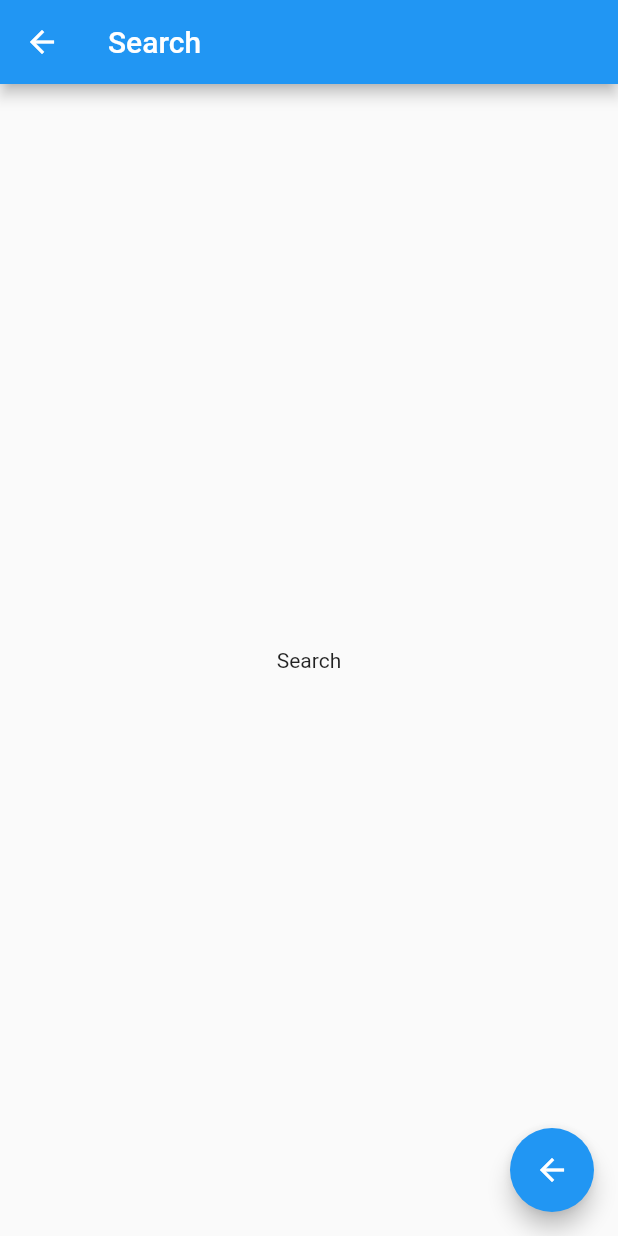
After one commit to haoyubihai/flutter_app, a Flutter app: the screen it shows after launch, item 2 of the bottom bar chosen, after a tap on "SEARCH", on a phone screen of 412 x 824 dp. The commit adds this screen. Run offline on Flutter 3.47's test engine with Material 2 defaults, Android fonts, the phone set to English and light mode, and no system bars.

Commit message:
add somethig

```diff
--- /dev/null
+++ b/lib/home-pages/SearchPage.dart
@@ -0,0 +1,18 @@
+import 'package:flutter/cupertino.dart';
+import 'package:flutter/material.dart';
+
+class SearchPage extends StatelessWidget{
+  @override
+  Widget build(BuildContext context) {
+
+    return Scaffold(
+      appBar: AppBar(title: Text("Search"),),
+      body: Center(child: Text("Search"),),
+      floatingActionButton: FloatingActionButton(
+        child: Icon(Icons.arrow_back),
+        onPressed: (){Navigator.pop(context);}
+      ),
+    );
+  }
+
+}
--- /dev/null
+++ b/lib/home-pages/TabHomePage.dart
@@ -0,0 +1,16 @@
+import 'package:flutter/cupertino.dart';
+import 'package:flutter/material.dart';
+import 'package:flutterApp/home-pages/HomePage.dart';
+
+class TabHomePage extends StatelessWidget{
+  @override
+  Widget build(BuildContext context) {
+    return Center(child: RaisedButton(
+      child: Text("HOME"),
+      onPressed: (){
+        Navigator.push(context,MaterialPageRoute(builder: (context)=>HomePage()) );
+      },
+    ),);
+  }
+
+}
--- /dev/null
+++ b/lib/home-pages/TabSearchPage.dart
@@ -0,0 +1,17 @@
+import 'package:flutter/cupertino.dart';
+import 'package:flutter/material.dart';
+
+import 'SearchPage.dart';
+
+class TabSearchPage extends StatelessWidget{
+  @override
+  Widget build(BuildContext context) {
+    return Center(child: RaisedButton(
+      child: Text("SEARCH"),
+      onPressed: (){
+        Navigator.push(context,MaterialPageRoute(builder: (context)=>SearchPage()) );
+      },
+    ),);
+  }
+
+}
--- a/lib/main.dart
+++ b/lib/main.dart
@@ -1,6 +1,15 @@
 import 'package:flutter/material.dart';
 import 'package:flutterApp/ExpandPage.dart';
 import 'package:flutterApp/ListPage3.dart';
+import 'package:flutterApp/StatefulPage.dart';
+import 'package:flutterApp/home-pages/HomePage.dart';
+import 'package:flutterApp/home-pages/PersonPage.dart';
+import 'package:flutterApp/home-pages/SearchPage.dart';
+import 'package:flutterApp/home-pages/TabHomePage.dart';
+import 'package:flutterApp/home-pages/TabPersonPage.dart';
+import 'package:flutterApp/home-pages/TabSearchPage.dart';
+
+import 'AspectRatioPage.dart';
 
 void main() {
   runApp(MyApp());
@@ -15,41 +24,74 @@ class MyApp extends StatelessWidget {
         primarySwatch: Colors.blue,
         visualDensity: VisualDensity.adaptivePlatformDensity,
       ),
-      home: Scaffold(
-        appBar: AppBar(title: Text("flutter"),),
-        body: ExpandPage(),
+      home: HomeWidget(),
+    );
+  }
+}
+
+class HomeWidget extends StatefulWidget {
+  const HomeWidget({
+    Key key,
+  }) : super(key: key);
+
+  @override
+  State<StatefulWidget> createState() {
+    return _HomeState();
+  }
+}
+
+class _HomeState extends State {
+  int _currentIndex = 0;
+
+  List<Widget> _pages = [TabHomePage(), TabSearchPage(), TabPersonPage()];
+
+  @override
+  Widget build(BuildContext context) {
+    return Scaffold(
+      appBar: AppBar(
+        title: Text("flutter"),
+      ),
+      body: _pages[_currentIndex],
+      bottomNavigationBar: BottomNavigationBar(
+        currentIndex: _currentIndex,
+        onTap: (index) {
+          setState(() {
+            _currentIndex = index;
+          });
+        },
+        items: [
+          BottomNavigationBarItem(icon: Icon(Icons.home), label: "首页"),
+          BottomNavigationBarItem(icon: Icon(Icons.search), label: "搜索"),
+          BottomNavigationBarItem(icon: Icon(Icons.person), label: "个人中心"),
+        ],
       ),
     );
   }
 }
 
-
-class ContainerPage extends StatelessWidget{
+class ContainerPage extends StatelessWidget {
   @override
   Widget build(BuildContext context) {
     return Center(
       child: Container(
         width: 300.0,
         height: 300.0,
-        padding:EdgeInsets.all(20),
-        constraints: BoxConstraints(maxWidth: 300.0,maxHeight: 300.0),
+        padding: EdgeInsets.all(20),
+        constraints: BoxConstraints(maxWidth: 300.0, maxHeight: 300.0),
         alignment: Alignment.center,
-
         child: Text("hello Dart this is Dart flutter project ,hello !"),
-        decoration:BoxDecoration(
-          color: Colors.cyanAccent ,
+        decoration: BoxDecoration(
+          color: Colors.cyanAccent,
           border: Border.all(
             width: 20.0,
             color: Colors.red,
           ),
           borderRadius: BorderRadius.all(Radius.circular(10.0)),
-        ) ,
+        ),
       ),
     );
   }
-
 }
-
 
 class MyHomePage extends StatefulWidget {
   MyHomePage({Key key, this.title}) : super(key: key);
```
Also changed, not shown: lib/AspectRatioPage.dart (added, +16 -0 lines), lib/ListPage.dart (+38 -17 lines), lib/StatefulPage.dart (added, +29 -0 lines), lib/home-pages/HomePage.dart (added, +14 -0 lines), lib/home-pages/PersonPage.dart (added, +14 -0 lines), lib/home-pages/TabPersonPage.dart (added, +17 -0 lines).
